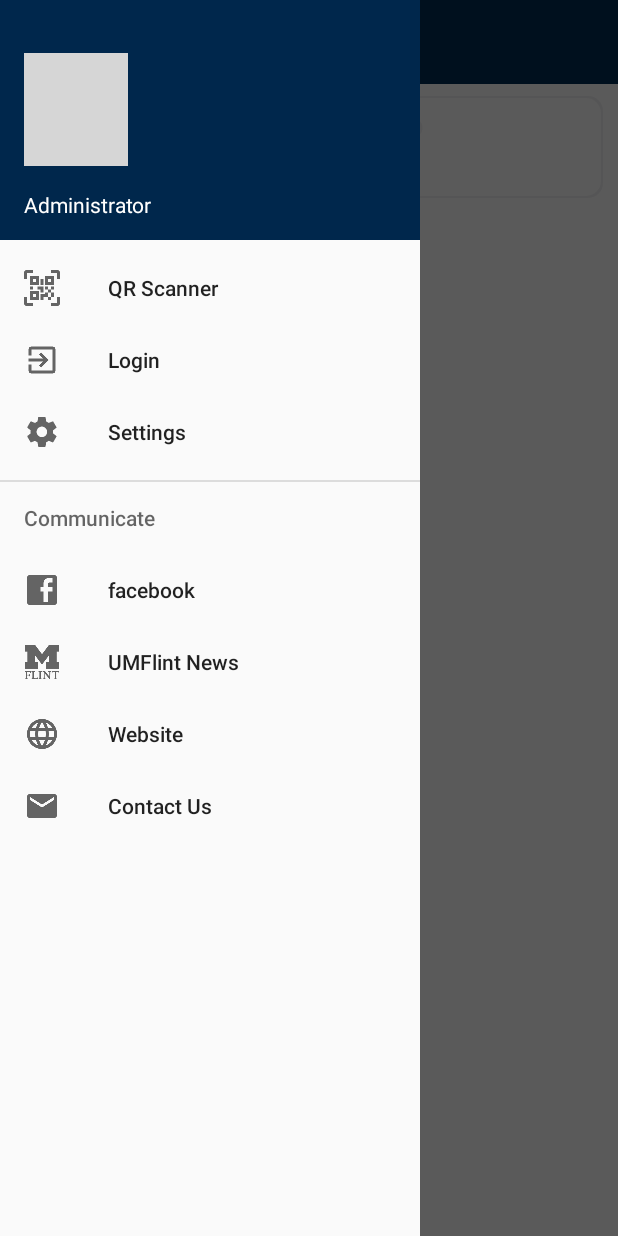
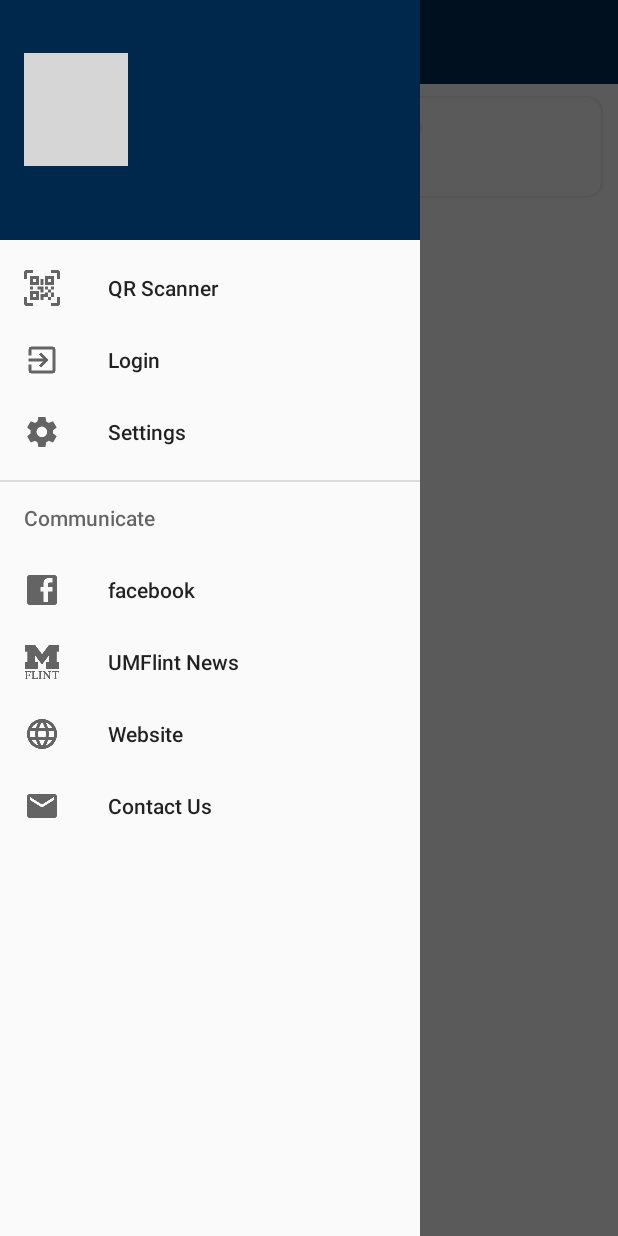
Before and after one commit to earthdayflint/EarthMatters, an Android app: the screen it shows after launch (MainActivity), with the side drawer open, on a phone screen of 412 x 824 dp. Run offline under Robolectric (Android 15) with nearby library versions, the phone set to English and light mode, and no system bars; our stand-ins replace Firebase (no records; nobody signed in at launch, a user with empty details on screens opened directly); libraries missing offline, so code that uses them is left out: com.google.zxing.integration; 2 statements that could not run were skipped; grey boxes are pictures that could not be loaded.

Commit message:
Small Fixes

```diff
--- a/app/src/main/res/layout/nav_header_main.xml
+++ b/app/src/main/res/layout/nav_header_main.xml
@@ -26,10 +26,10 @@
         app:srcCompat="@drawable/ic_launcher_large" />
 
     <TextView
+        android:id="@+id/userNameTextView"
         android:layout_width="match_parent"
         android:layout_height="wrap_content"
         android:paddingTop="@dimen/nav_header_vertical_spacing"
-        android:text="Administrator"
         android:textAppearance="@style/TextAppearance.AppCompat.Body1" />
 
 </LinearLayout>
```
